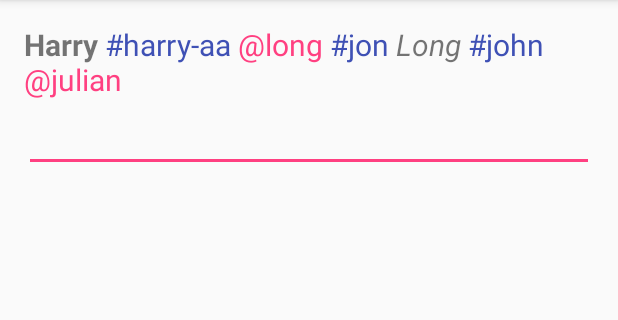
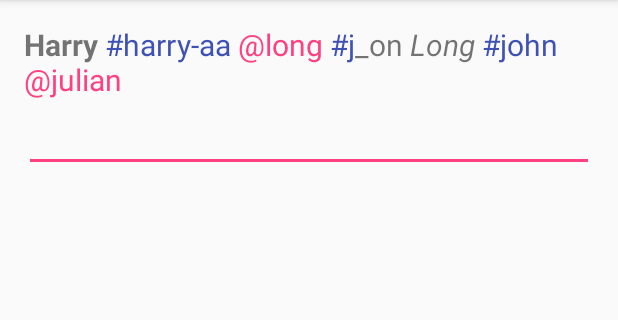
Before and after one commit to harrylefit/tagview, an Android app: the screen it shows after launch (MainActivity), on a phone screen of 412 x 824 dp, the part 84-404 px from its top. Run offline under Robolectric (Android 15) with nearby library versions, the phone set to English and light mode, and no system bars; our stand-ins replace EventBus; libraries missing offline, so code that uses them is left out: com.labo.kaji; 13 statements that could not run were skipped.

```diff
--- a/TagView/app/src/main/java/vn/eazy/example/MainActivity.java
+++ b/TagView/app/src/main/java/vn/eazy/example/MainActivity.java
@@ -32,7 +32,7 @@ public class MainActivity extends AppCompatActivity implements ActiveHashTag.OnH
         super.onCreate(savedInstanceState);
         setContentView(R.layout.activity_main);
         tvContent = (TagTextView) findViewById(R.id.tvContent);
-        String content = "<b>Harry</b> #harry-aa @long #jon <i>Long</i> #john @julian";
+        String content = "<b>Harry</b> #harry-aa @long #j_on <i>Long</i> #john @julian";
         tvContent.appendText(content);
         tvContent.setHashTagClickListener(this);
         tvInput = (TagEditTextView) findViewById(R.id.tvInput);
```
